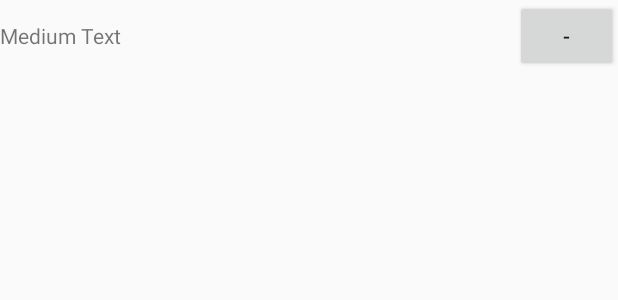
After one commit to Ikzue/MenuFac, an Android app: the layout panier_plat.xml on its own in the app's theme, with its tools: preview values and no code run, on a phone screen of 412 x 824 dp. The commit adds this screen. Shown: the top 300 px of the screen. Run offline under Robolectric (Android 15) with nearby library versions, the phone set to English and light mode, and no system bars.

Commit message:
ecran panier

```diff
--- /dev/null
+++ b/app/src/main/res/layout/panier_plat.xml
@@ -0,0 +1,26 @@
+<?xml version="1.0" encoding="utf-8"?>
+<android.support.constraint.ConstraintLayout
+    xmlns:android="http://schemas.android.com/apk/res/android" android:layout_width="match_parent"
+    android:layout_height="match_parent">
+    <LinearLayout
+        android:layout_width="match_parent"
+        android:layout_height="match_parent"
+        android:layout_weight="0"
+        android:orientation="horizontal">
+
+        <TextView
+            android:id="@+id/itemPlat_name"
+            android:layout_width="0dp"
+            android:layout_height="wrap_content"
+            android:layout_weight="10"
+            android:text="Medium Text" />
+
+        <Button
+            android:id="@+id/itemPlat_minus"
+            android:layout_width="0dp"
+            android:layout_height="wrap_content"
+            android:layout_weight="2"
+            android:text="-" />
+
+    </LinearLayout>
+</android.support.constraint.ConstraintLayout>
```
Also changed, not shown: app/src/main/java/com/example/a3528315/menufac/commands/CommandItemAdapter.java (+44 -6 lines).
